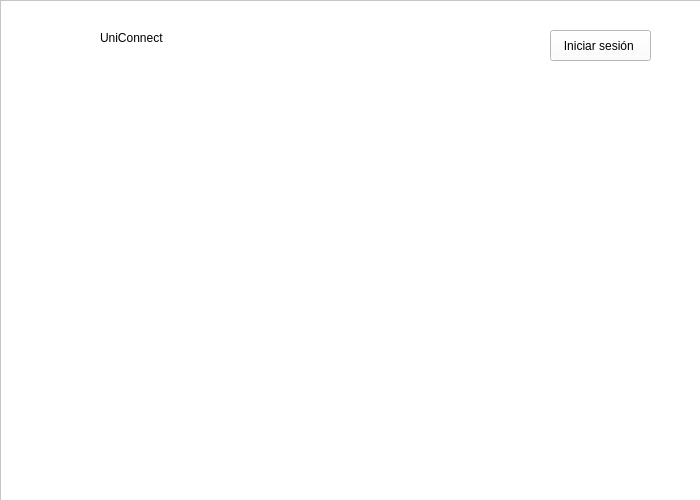
First picture: the form in src/ui/principal.ui, repository XMoraP/uniconnect, before the edit.
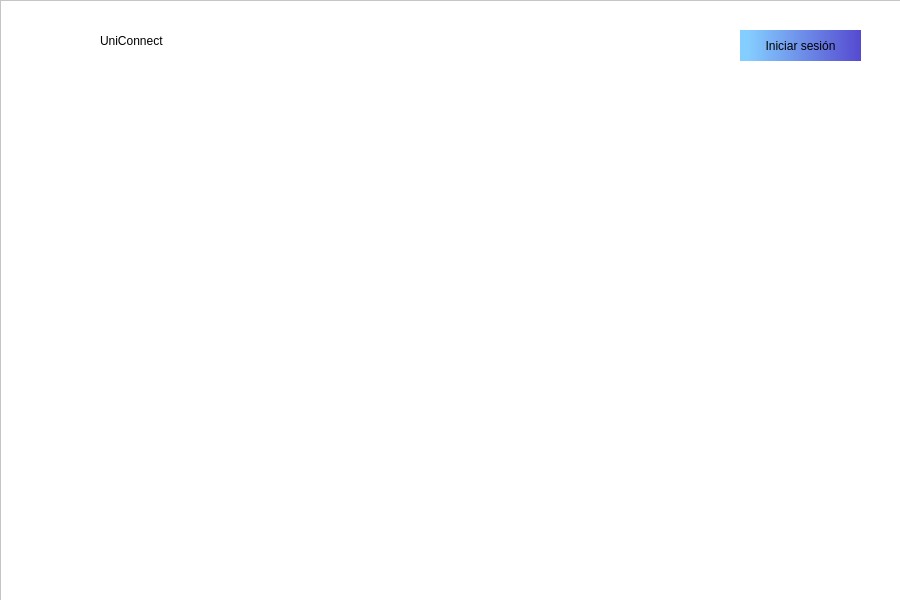
Second picture: the form after the edit. Icons and pictures are not drawn.

Commit message: Edición de todas las ventanas, ajuste de tamaño y variables

Patch:
```diff
--- a/src/ui/principal.ui
+++ b/src/ui/principal.ui
@@ -6,8 +6,8 @@
    <rect>
     <x>0</x>
     <y>0</y>
-    <width>700</width>
-    <height>500</height>
+    <width>900</width>
+    <height>600</height>
    </rect>
   </property>
   <property name="windowTitle">
@@ -21,8 +21,8 @@
     <rect>
      <x>0</x>
      <y>0</y>
-     <width>701</width>
-     <height>501</height>
+     <width>901</width>
+     <height>601</height>
     </rect>
    </property>
    <property name="styleSheet">
@@ -40,8 +40,8 @@
      <rect>
       <x>20</x>
       <y>10</y>
-      <width>51</width>
-      <height>51</height>
+      <width>61</width>
+      <height>61</height>
      </rect>
     </property>
     <property name="styleSheet">
@@ -54,10 +54,10 @@
    <widget class="QLabel" name="fondoAzul">
     <property name="geometry">
      <rect>
-      <x>40</x>
+      <x>70</x>
       <y>90</y>
-      <width>621</width>
-      <height>381</height>
+      <width>781</width>
+      <height>481</height>
      </rect>
     </property>
     <property name="styleSheet">
@@ -73,8 +73,8 @@
      <rect>
       <x>100</x>
       <y>30</y>
-      <width>81</width>
-      <height>16</height>
+      <width>131</width>
+      <height>21</height>
      </rect>
     </property>
     <property name="toolTip">
@@ -90,28 +90,11 @@
      <string>UniConnect</string>
     </property>
    </widget>
-   <widget class="QPushButton" name="iniciarsesion">
+   <widget class="QLabel" name="welcomeLabel">
     <property name="geometry">
      <rect>
-      <x>550</x>
-      <y>30</y>
-      <width>101</width>
-      <height>31</height>
-     </rect>
-    </property>
-    <property name="text">
-     <string>Iniciar sesión </string>
-    </property>
-    <property name="icon">
-     <iconset>
-      <normaloff>imagenes/usuario (4).png</normaloff>imagenes/usuario (4).png</iconset>
-    </property>
-   </widget>
-   <widget class="QLabel" name="titulo1">
-    <property name="geometry">
-     <rect>
-      <x>170</x>
-      <y>100</y>
+      <x>280</x>
+      <y>110</y>
       <width>331</width>
       <height>31</height>
      </rect>
@@ -130,7 +113,7 @@
    <widget class="QLabel" name="titulo2">
     <property name="geometry">
      <rect>
-      <x>190</x>
+      <x>300</x>
       <y>150</y>
       <width>291</width>
       <height>16</height>
@@ -148,26 +131,60 @@
    <widget class="QLabel" name="funcionalidades">
     <property name="geometry">
      <rect>
-      <x>100</x>
-      <y>190</y>
-      <width>511</width>
-      <height>241</height>
+      <x>180</x>
+      <y>220</y>
+      <width>571</width>
+      <height>261</height>
      </rect>
     </property>
     <property name="styleSheet">
-     <string notr="true">border-image: url(:/imagenes/funcionalidades.png);</string>
+     <string notr="true">border-image: url(:/imagenes/funcionalidades.png);
+border-radius: 25px;</string>
     </property>
     <property name="text">
      <string/>
     </property>
    </widget>
-   <zorder>fondoAzul</zorder>
-   <zorder>logo</zorder>
-   <zorder>labeluniconnect</zorder>
-   <zorder>iniciarsesion</zorder>
-   <zorder>titulo1</zorder>
-   <zorder>titulo2</zorder>
-   <zorder>funcionalidades</zorder>
+   <widget class="QPushButton" name="loginButton">
+    <property name="geometry">
+     <rect>
+      <x>740</x>
+      <y>30</y>
+      <width>121</width>
+      <height>31</height>
+     </rect>
+    </property>
+    <property name="mouseTracking">
+     <bool>true</bool>
+    </property>
+    <property name="styleSheet">
+     <string notr="true">QPushButton{
+background-color: qlineargradient(spread:pad, x1:0, y1:0, x2:1, y2:0, stop:0.0681818 rgba(132, 205, 255, 255), stop:1 rgba(85, 74, 208, 255));
+font: 75 9pt &quot;Arial&quot;;
+border-radius:25px;
+}
+
+QPushButton:hover{    
+    background-color: qlineargradient(spread:repeat, x1:0, y1:0, x2:1, y2:1, stop:0 rgba(110, 110, 110, 255), stop:1 rgba(255, 255, 255, 255));
+    color: rgb(255, 255, 255);
+    }
+
+QPushButton:pressed{
+    background-color: rgb(60, 193, 231);
+    color: rgb(255, 255, 255);
+}</string>
+    </property>
+    <property name="text">
+     <string>Iniciar sesión</string>
+    </property>
+   </widget>
+   <zorder>backgroundLabel</zorder>
+   <zorder>logoLabel</zorder>
+   <zorder>uniConnectLabel</zorder>
+   <zorder>welcomeLabel</zorder>
+   <zorder>slangLabel</zorder>
+   <zorder>informationLabel</zorder>
+   <zorder>loginButton</zorder>
   </widget>
  </widget>
  <resources>
```
Left out of the diff: 19 changed lines with no effect on the pictures. The commit also changes 6 other files.
